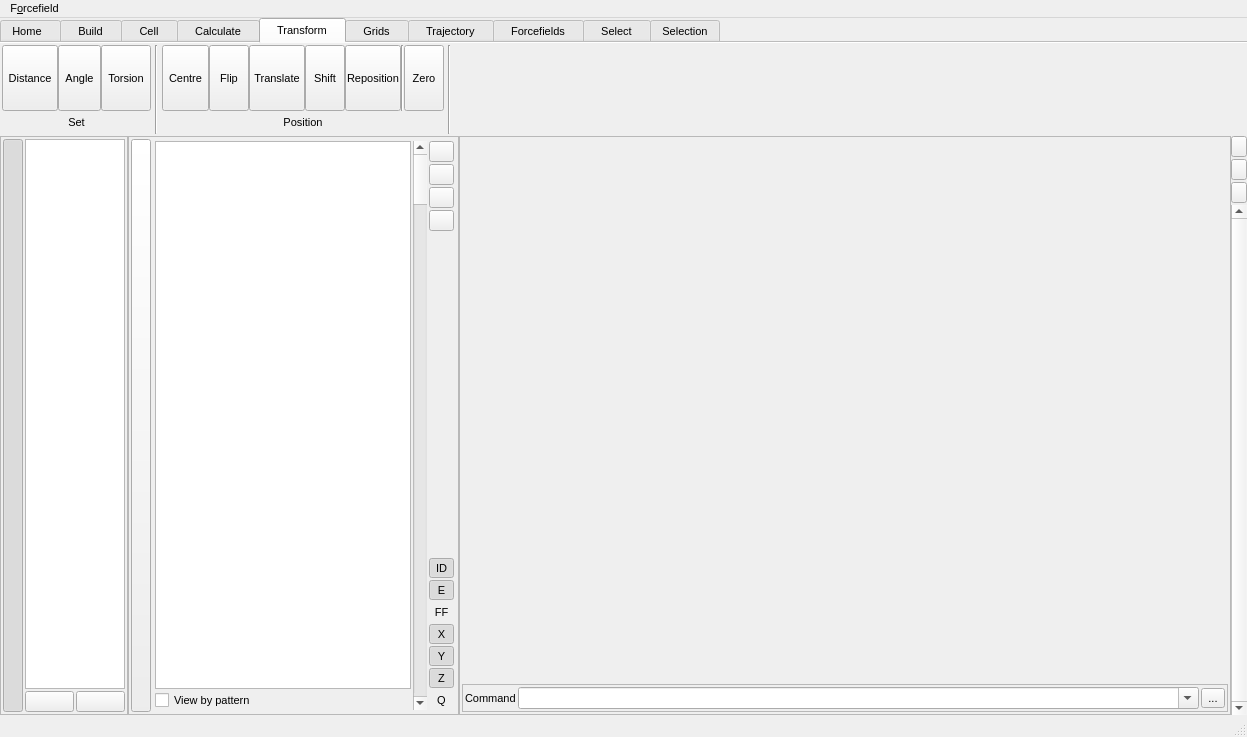
The window that src/gui/mainwindow.ui (trisyoungs/aten) describes before a commit, drawn with Qt 5.
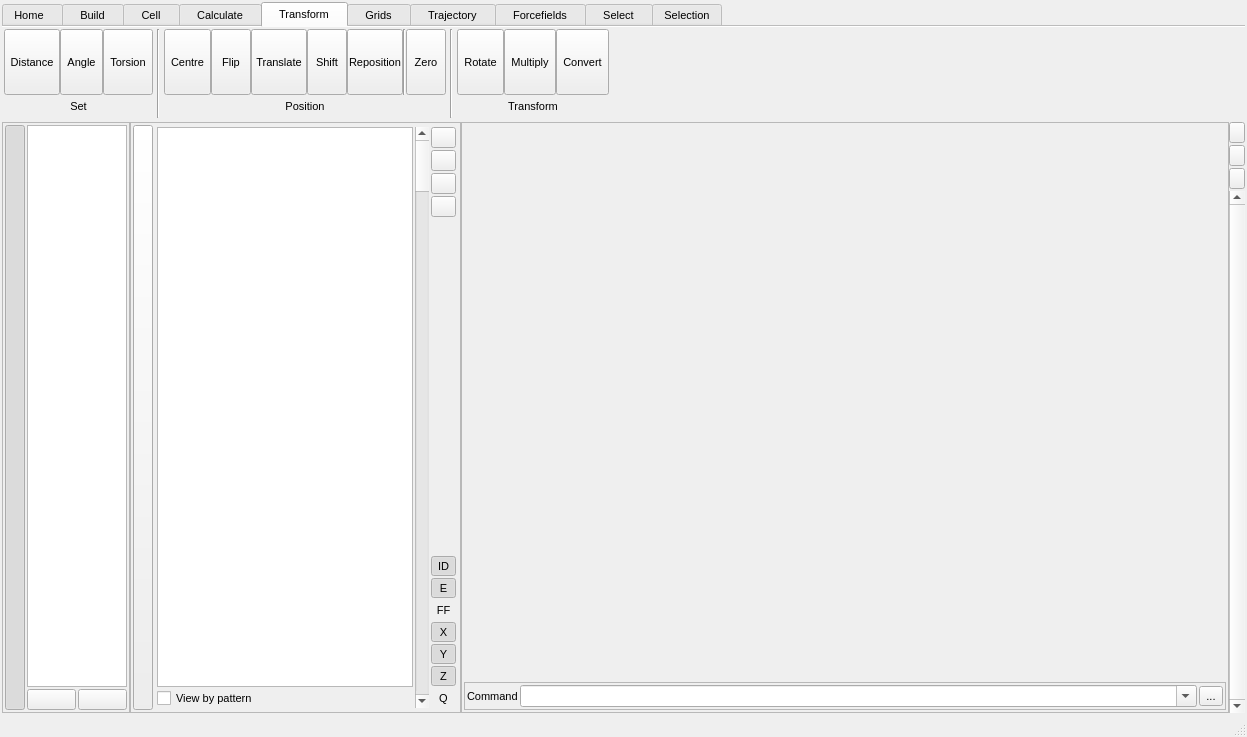
The same window after the commit. The open tabs and pages were chosen to show the change. Icons and pictures are not drawn. Custom widgets are drawn as their Qt base class.

Commit message: Removed old Forcefields and Transform dock widgets. Added Save/SaveAs buttons to FFEditor. Added type test popup. Added popups reproducing axis rotate, multiply, and convert functions from old Transform dock widget. Tweaked root CMakeLists to only build 64-bit target on OSX. Updated root CMakeLists.txt and CMake includes (thanks AE). Renamed extra/dmginfo.txt to extra/aten.dmginfo.

```diff
--- a/src/gui/mainwindow.ui
+++ b/src/gui/mainwindow.ui
@@ -49,6 +49,12 @@
   </property>
   <widget class="QWidget" name="MainWindowLayout">
    <layout class="QVBoxLayout" name="verticalLayout_8">
+    <property name="spacing">
+     <number>2</number>
+    </property>
+    <property name="margin">
+     <number>2</number>
+    </property>
     <item>
      <widget class="TTabWidget" name="ToolTabs">
       <property name="sizePolicy">
@@ -69,7 +75,7 @@
        <enum>QTabWidget::Rounded</enum>
       </property>
       <property name="currentIndex">
-       <number>4</number>
+       <number>0</number>
       </property>
       <property name="usesScrollButtons">
        <bool>true</bool>
@@ -4431,6 +4437,167 @@
           </property>
          </widget>
         </item>
+        <item>
+         <layout class="QGridLayout" name="gridLayout_55">
+          <item row="0" column="0">
+           <widget class="TMenuButton" name="TransformTransformRotateButton">
+            <property name="sizePolicy">
+             <sizepolicy hsizetype="Preferred" vsizetype="Fixed">
+              <horstretch>0</horstretch>
+              <verstretch>0</verstretch>
+             </sizepolicy>
+            </property>
+            <property name="minimumSize">
+             <size>
+              <width>40</width>
+              <height>66</height>
+             </size>
+            </property>
+            <property name="maximumSize">
+             <size>
+              <width>56</width>
+              <height>66</height>
+             </size>
+            </property>
+            <property name="toolTip">
+             <string>Transform the current selection through rotation about an axis</string>
+            </property>
+            <property name="text">
+             <string>Rotate</string>
+            </property>
+            <property name="iconSize">
+             <size>
+              <width>30</width>
+              <height>30</height>
+             </size>
+            </property>
+            <property name="checkable">
+             <bool>false</bool>
+            </property>
+            <property name="checked">
+             <bool>false</bool>
+            </property>
+            <property name="autoExclusive">
+             <bool>false</bool>
+            </property>
+            <property name="toolButtonStyle">
+             <enum>Qt::ToolButtonTextUnderIcon</enum>
+            </property>
+            <property name="autoRaise">
+             <bool>false</bool>
+            </property>
+           </widget>
+          </item>
+          <item row="0" column="1">
+           <widget class="TMenuButton" name="TransformTransformMultiplyButton">
+            <property name="sizePolicy">
+             <sizepolicy hsizetype="Preferred" vsizetype="Fixed">
+              <horstretch>0</horstretch>
+              <verstretch>0</verstretch>
+             </sizepolicy>
+            </property>
+            <property name="minimumSize">
+             <size>
+              <width>40</width>
+              <height>66</height>
+             </size>
+            </property>
+            <property name="maximumSize">
+             <size>
+              <width>56</width>
+              <height>66</height>
+             </size>
+            </property>
+            <property name="toolTip">
+             <string>Transform the current selection by applying a matrix</string>
+            </property>
+            <property name="text">
+             <string>Multiply</string>
+            </property>
+            <property name="iconSize">
+             <size>
+              <width>30</width>
+              <height>30</height>
+             </size>
+            </property>
+            <property name="checkable">
+             <bool>false</bool>
+            </property>
+            <property name="checked">
+             <bool>false</bool>
+            </property>
+            <property name="autoExclusive">
+             <bool>false</bool>
+            </property>
+            <property name="toolButtonStyle">
+             <enum>Qt::ToolButtonTextUnderIcon</enum>
+            </property>
+            <property name="autoRaise">
+             <bool>false</bool>
+            </property>
+           </widget>
+          </item>
+          <item row="0" column="2">
+           <widget class="TMenuButton" name="TransformTransformConvertButton">
+            <property name="sizePolicy">
+             <sizepolicy hsizetype="Preferred" vsizetype="Fixed">
+              <horstretch>0</horstretch>
+              <verstretch>0</verstretch>
+             </sizepolicy>
+            </property>
+            <property name="minimumSize">
+             <size>
+              <width>40</width>
+              <height>66</height>
+             </size>
+            </property>
+            <property name="maximumSize">
+             <size>
+              <width>56</width>
+              <height>66</height>
+             </size>
+            </property>
+            <property name="toolTip">
+             <string>Transform the current selection by converting between two matrices</string>
+            </property>
+            <property name="text">
+             <string>Convert</string>
+            </property>
+            <property name="iconSize">
+             <size>
+              <width>30</width>
+              <height>30</height>
+             </size>
+            </property>
+            <property name="checkable">
+             <bool>false</bool>
+            </property>
+            <property name="checked">
+             <bool>false</bool>
+            </property>
+            <property name="autoExclusive">
+             <bool>false</bool>
+            </property>
+            <property name="toolButtonStyle">
+             <enum>Qt::ToolButtonTextUnderIcon</enum>
+            </property>
+            <property name="autoRaise">
+             <bool>false</bool>
+            </property>
+           </widget>
+          </item>
+          <item row="1" column="0" colspan="3">
+           <widget class="QLabel" name="label_39">
+            <property name="text">
+             <string>Transform</string>
+            </property>
+            <property name="alignment">
+             <set>Qt::AlignCenter</set>
+            </property>
+           </widget>
+          </item>
+         </layout>
+        </item>
         <item>
          <spacer name="horizontalSpacer_5">
           <property name="orientation">
@@ -6862,7 +7029,7 @@
         </item>
         <item>
          <layout class="QGridLayout" name="gridLayout_22">
-          <item row="2" column="0" colspan="5">
+          <item row="2" column="0" colspan="8">
            <widget class="QLabel" name="label_36">
             <property name="text">
              <string>Expression</string>
@@ -6889,7 +7056,7 @@
             <property name="maximumSize">
              <size>
               <width>128</width>
-              <height>128</height>
+              <height>66</height>
              </size>
             </property>
             <property name="font">
@@ -6943,7 +7110,7 @@
             <property name="maximumSize">
              <size>
               <width>128</width>
-              <height>128</height>
+              <height>66</height>
              </size>
             </property>
             <property name="font">
@@ -6980,7 +7147,7 @@
             </property>
            </widget>
           </item>
-          <item row="0" column="4">
+          <item row="0" column="7">
            <widget class="QPushButton" name="ForcefieldsExpressionChargesButton">
             <property name="minimumSize">
              <size>
@@ -7018,7 +7185,7 @@
             </property>
            </widget>
           </item>
-          <item row="0" column="2" rowspan="2">
+          <item row="0" column="3" rowspan="2">
            <widget class="TMenuButton" name="ForcefieldsExpressionClearButton">
             <property name="sizePolicy">
              <sizepolicy hsizetype="Preferred" vsizetype="Fixed">
@@ -7035,7 +7202,7 @@
             <property name="maximumSize">
              <size>
               <width>128</width>
-              <height>128</height>
+              <height>66</height>
              </size>
             </property>
             <property name="font">
@@ -7072,13 +7239,128 @@
             </property>
            </widget>
           </item>
-          <item row="0" column="3" rowspan="2">
+          <item row="0" column="6" rowspan="2">
            <widget class="Line" name="line_35">
             <property name="orientation">
              <enum>Qt::Vertical</enum>
             </property>
            </widget>
           </item>
+          <item row="0" column="5" rowspan="2">
+           <widget class="TMenuButton" name="ForcefieldsExpressionTestButton">
+            <property name="sizePolicy">
+             <sizepolicy hsizetype="Preferred" vsizetype="Fixed">
+              <horstretch>0</horstretch>
+              <verstretch>0</verstretch>
+             </sizepolicy>
+            </property>
+            <property name="minimumSize">
+             <size>
+              <width>40</width>
+              <height>66</height>
+             </size>
+            </property>
+            <property name="maximumSize">
+             <size>
+              <width>128</width>
+              <height>66</height>
+             </size>
+            </property>
+            <property name="font">
+             <font>
+              <pointsize>8</pointsize>
+             </font>
+            </property>
+            <property name="toolTip">
+             <string>List patterns in current model</string>
+            </property>
+            <property name="text">
+             <string>Test</string>
+            </property>
+            <property name="iconSize">
+             <size>
+              <width>30</width>
+              <height>30</height>
+             </size>
+            </property>
+            <property name="checkable">
+             <bool>true</bool>
+            </property>
+            <property name="checked">
+             <bool>false</bool>
+            </property>
+            <property name="autoExclusive">
+             <bool>false</bool>
+            </property>
+            <property name="toolButtonStyle">
+             <enum>Qt::ToolButtonTextUnderIcon</enum>
+            </property>
+            <property name="autoRaise">
+             <bool>false</bool>
+            </property>
+           </widget>
+          </item>
+          <item row="0" column="4" rowspan="2">
+           <widget class="Line" name="line_38">
+            <property name="orientation">
+             <enum>Qt::Vertical</enum>
+            </property>
+           </widget>
+          </item>
+          <item row="0" column="2" rowspan="2">
+           <widget class="TMenuButton" name="ForcefieldsExpressionExportButton">
+            <property name="sizePolicy">
+             <sizepolicy hsizetype="Preferred" vsizetype="Fixed">
+              <horstretch>0</horstretch>
+              <verstretch>0</verstretch>
+             </sizepolicy>
+            </property>
+            <property name="minimumSize">
+             <size>
+              <width>40</width>
+              <height>66</height>
+             </size>
+            </property>
+            <property name="maximumSize">
+             <size>
+              <width>128</width>
+              <height>128</height>
+             </size>
+            </property>
+            <property name="font">
+             <font>
+              <pointsize>8</pointsize>
+             </font>
+            </property>
+            <property name="toolTip">
+             <string>Clear patterns from current model</string>
+            </property>
+            <property name="text">
+             <string>Export</string>
+            </property>
+            <property name="iconSize">
+             <size>
+              <width>30</width>
+              <height>30</height>
+             </size>
+            </property>
+            <property name="checkable">
+             <bool>false</bool>
+            </property>
+            <property name="checked">
+             <bool>false</bool>
+            </property>
+            <property name="autoExclusive">
+             <bool>false</bool>
+            </property>
+            <property name="toolButtonStyle">
+             <enum>Qt::ToolButtonTextUnderIcon</enum>
+            </property>
+            <property name="autoRaise">
+             <bool>false</bool>
+            </property>
+           </widget>
+          </item>
          </layout>
         </item>
         <item>
@@ -9436,24 +9718,6 @@
     </item>
    </layout>
   </widget>
-  <widget class="QMenuBar" name="MainWindowMenuBar">
-   <property name="geometry">
-    <rect>
-     <x>0</x>
-     <y>0</y>
-     <width>1247</width>
-     <height>22</height>
-    </rect>
-   </property>
-   <widget class="QMenu" name="ForcefieldMenu">
-    <property name="title">
-     <string>F&amp;orcefield</string>
-    </property>
-    <addaction name="actionOpenExpression"/>
-    <addaction name="actionSaveExpression"/>
-   </widget>
-   <addaction name="ForcefieldMenu"/>
-  </widget>
   <widget class="QStatusBar" name="MainWindowStatusBar"/>
   <action name="actionSaveExpression">
    <property name="icon">
```
The commit also changes 37 other files.
